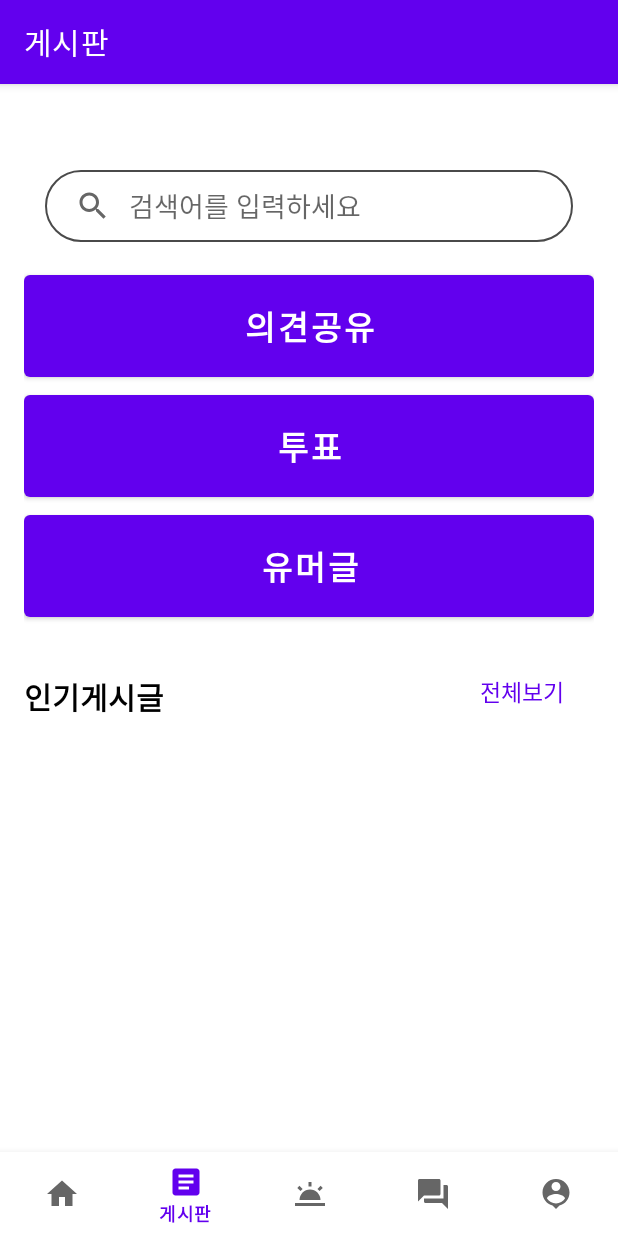
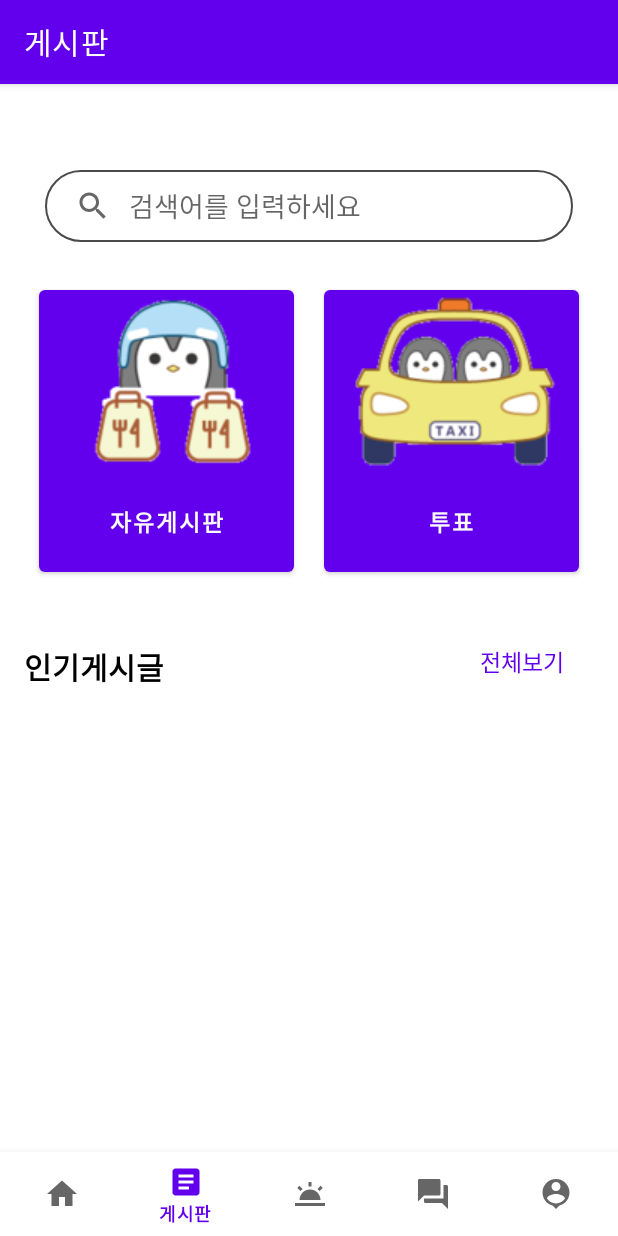
Before and after one commit to yeonaKimm/capstone_, an Android app: the PostList_Board screen opened through its navigation route, item 2 of the bottom bar chosen, on a phone screen of 412 x 824 dp. Run offline under Robolectric (Android 15) with nearby library versions, the phone set to English and light mode, and no system bars; our stand-ins replace navigation-ui.

```diff
--- a/app/src/main/java/com/example/myapplication/ui/board/BoardDBHelper.java
+++ b/app/src/main/java/com/example/myapplication/ui/board/BoardDBHelper.java
@@ -27,7 +27,7 @@
         onCreate(db);
     }
 
-    // 새로운 게시글을 추가하는 메서드입니다. 외부에서 호출할 수 있도록 public으로 지정합니다.
+    // 새로운 게시글을 추가하는 메서드 외부에서 호출할 수 있도록 public으로 지정합니다.
     public void insertPost(String topic, String content) {
         SQLiteDatabase db = this.getWritableDatabase();
         ContentValues values = new ContentValues();
--- a/app/src/main/java/com/example/myapplication/ui/board/MainActivity_Board.java
+++ b/app/src/main/java/com/example/myapplication/ui/board/MainActivity_Board.java
@@ -33,7 +33,7 @@
 
         // SearchView에 대한 이벤트 리스너 설정
         searchView.setOnQueryTextListener(new SearchView.OnQueryTextListener() {
-            // 검색 버튼을 누를 때 호출됨
+            // 검색 버튼을 누를때 호출됨
             @Override
             public boolean onQueryTextSubmit(String query) {
                 if (query != null && !query.isEmpty()) {
--- a/app/src/main/java/com/example/myapplication/ui/board/PostList_Board.java
+++ b/app/src/main/java/com/example/myapplication/ui/board/PostList_Board.java
@@ -20,7 +20,7 @@
 
 public class PostList_Board extends Fragment {
 
-    private BoardPostlistBinding binding; // 바인딩 변수 선언
+    private BoardPostlistBinding binding; // 바인딩변수 선언
     private ListView listView;
     private ArrayAdapter<String> adapter;
     private BoardDBHelper dbHelper;
--- a/app/src/main/java/com/example/myapplication/ui/board/PrintForm_Board.java
+++ b/app/src/main/java/com/example/myapplication/ui/board/PrintForm_Board.java
@@ -16,7 +16,7 @@
 
 public class PrintForm_Board extends Fragment {
 
-    private BoardPrintformBinding binding; // 바인딩 변수 선언
+    private BoardPrintformBinding binding; // 바인딩변수 선언
 
     public static PrintForm_Board newInstance() {
         return new PrintForm_Board();
--- a/app/src/main/java/com/example/myapplication/ui/board/RegForm_Board.java
+++ b/app/src/main/java/com/example/myapplication/ui/board/RegForm_Board.java
@@ -18,7 +18,7 @@
 
 public class RegForm_Board extends Fragment {
 
-    private BoardRegformBinding binding; // 바인딩 변수 선언
+    private BoardRegformBinding binding; // 바인딩변수 선언
 
     public static RegForm_Board newInstance() {
         return new RegForm_Board();
--- a/app/src/main/res/layout/activity_main.xml
+++ b/app/src/main/res/layout/activity_main.xml
@@ -18,6 +18,7 @@
         app:layout_constraintRight_toRightOf="parent"
         app:menu="@menu/bottom_nav_menu" />
 
+    //하단 바
     <fragment
         android:id="@+id/nav_host_fragment_activity_main"
         android:name="androidx.navigation.fragment.NavHostFragment"
--- a/app/src/main/res/layout/board_main.xml
+++ b/app/src/main/res/layout/board_main.xml
@@ -25,32 +25,34 @@
     <LinearLayout
         android:layout_width="match_parent"
         android:layout_height="wrap_content"
-        android:orientation="vertical"
+        android:orientation="horizontal"
         android:padding="16dp" >
 
         <Button
             android:id="@+id/button1"
-            android:layout_width="match_parent"
-            android:layout_height="80dp"
-            android:text="의견공유"
-            android:textSize="22sp"
-            android:textStyle="bold" />
+            android:layout_width="0dp"
+            android:layout_height="200dp"
+            android:layout_weight="1"
+            android:layout_margin="10dp"
+            android:drawableTop="@drawable/delivery_"
+            android:text="자유게시판"
+            android:textSize="15sp"
+            android:textStyle="bold"
+            android:elevation="16dp"
+            android:drawablePadding="-20dp" />
 
         <Button
             android:id="@+id/button2"
-            android:layout_width="match_parent"
-            android:layout_height="80dp"
+            android:layout_width="0dp"
+            android:layout_height="200dp"
+            android:layout_weight="1"
+            android:layout_margin="10dp"
+            android:drawableTop="@drawable/texi_"
             android:text="투표"
-            android:textSize="22sp"
-            android:textStyle="bold"/>
-
-        <Button
-            android:id="@+id/button3"
-            android:layout_width="match_parent"
-            android:layout_height="80dp"
-            android:text="유머글"
-            android:textSize="22sp"
-            android:textStyle="bold"/>
+            android:textSize="15sp"
+            android:textStyle="bold"
+            android:elevation="16dp"
+            android:drawablePadding="-20dp" />
 
     </LinearLayout>
 
--- a/app/src/main/res/layout/board_printform.xml
+++ b/app/src/main/res/layout/board_printform.xml
@@ -12,7 +12,7 @@
     <!-- 게시글 댓글 -->
     <LinearLayout
         android:layout_width="match_parent"
-        android:layout_height="459dp"
+        android:layout_height="460dp"
         android:orientation="horizontal"
         android:padding="16dp">
 
--- a/app/src/main/res/layout/board_regform.xml
+++ b/app/src/main/res/layout/board_regform.xml
@@ -59,7 +59,7 @@
     </LinearLayout>
 
 
-
+    <!-- 사진 -->
     <LinearLayout
         android:orientation="vertical"
         android:layout_width="match_parent"
```
Also changed, not shown: app/src/main/res/layout/board_postlist.xml (+15 -5 lines).
